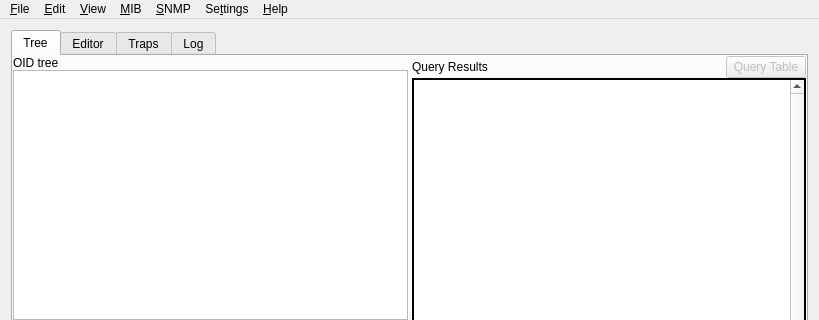
Token-Ring-Joe/mib-navigator, file app/mainw.ui: the form before one commit; both pictures show x 0 to 819 and y 0 to 320 of the 819 by 600 pixel window.
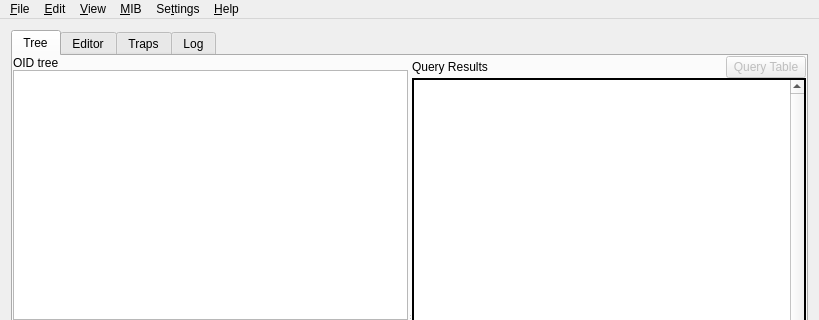
The form after the commit. Icons and pictures are not drawn. Custom widgets are drawn as their Qt base class.

Diff of the .ui file:
```diff
--- a/app/mainw.ui
+++ b/app/mainw.ui
@@ -858,10 +858,6 @@
     <addaction name="actionVerifyMIB"/>
     <addaction name="actionExtractMIBfromRFC"/>
    </widget>
-   <widget class="QMenu" name="snmpMenu">
-    <property name="title"><string>&amp;SNMP</string></property>
-    <addaction name="actionMultipleVarbinds"/>
-   </widget>
    <widget class="QMenu" name="settingsMenu">
     <property name="title"><string>Se&amp;ttings</string></property>
     <addaction name="actionCredentials"/>
@@ -882,7 +878,6 @@
    <addaction name="editMenu"/>
    <addaction name="WorkbenchViewMenu"/>
    <addaction name="mibMenu"/>
-   <addaction name="snmpMenu"/>
    <addaction name="settingsMenu"/>
    <addaction name="helpMenu"/>
   </widget>
```
Left out of the diff: 8 changed lines with no effect on the pictures.
